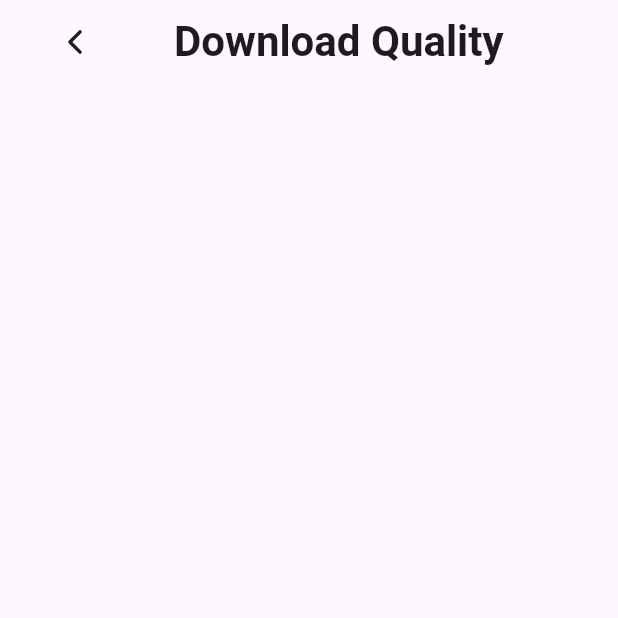
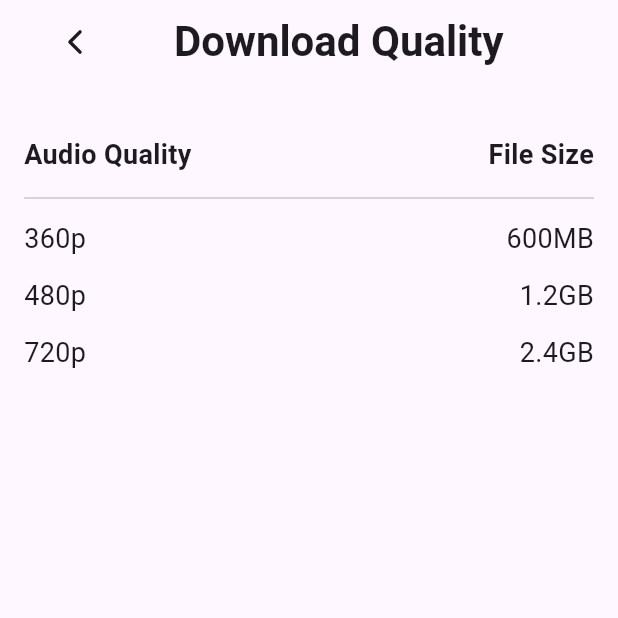
Before and after one commit to savinuonline/narratra, a Flutter app: the QualityPage screen opened directly, on a phone screen of 412 x 824 dp, the top half of it. Run offline on Flutter 3.47's test engine with Material 3 defaults, Android fonts, the phone set to English and light mode, and no system bars; our stand-ins replace firebase_core, ionicons; accounts and stored records are empty.

Commit message:
add audio qualities to download quality

```diff
--- a/lib/pages/quality_page.dart
+++ b/lib/pages/quality_page.dart
@@ -22,6 +22,66 @@ class QualityPage extends StatelessWidget {
             ),
         ),
       ),
+
+      body: Padding(
+        padding: const EdgeInsets.all(16.0),
+        child: Column(
+          crossAxisAlignment: CrossAxisAlignment.start,
+          children: [
+            const SizedBox(height: 10),
+
+            Column(
+              children: [
+                _buildHeaderRow(),
+                const Divider(),
+                _buildDataRow("360p", "600MB"),
+                _buildDataRow("480p", "1.2GB"),
+                _buildDataRow("720p", "2.4GB"),
+                 // Separates header from data rows
+
+              ],
+            )
+          ],
+        ),
+      ),
     );
   }
+
+  Widget _buildHeaderRow(){
+    return Padding(
+      padding: const EdgeInsets.symmetric(vertical: 8.0),
+      child: Row(
+        mainAxisAlignment: MainAxisAlignment.spaceBetween,
+        children: [
+          _buildCell("Audio Quality", isHeader: true),
+          _buildCell("File Size", isHeader: true),
+        ],
+      ),
+    );
+  }
+
+  Widget _buildDataRow(String quality, String size){
+    return Padding(
+      padding: const EdgeInsets.symmetric(vertical: 6.0),
+      child: Row(
+        mainAxisAlignment: MainAxisAlignment.spaceBetween,
+        children: [
+          _buildCell(quality),
+          _buildCell(size),
+        ],
+      )
+    );
+  }
+
+  Widget _buildCell(String text, {bool isHeader = false}){
+    return Text(
+      text,
+      style: TextStyle(
+        fontSize: 18,
+        fontWeight: isHeader ? FontWeight.bold : FontWeight.normal,
+      ),
+    );
+  }
+
+
 }
```
